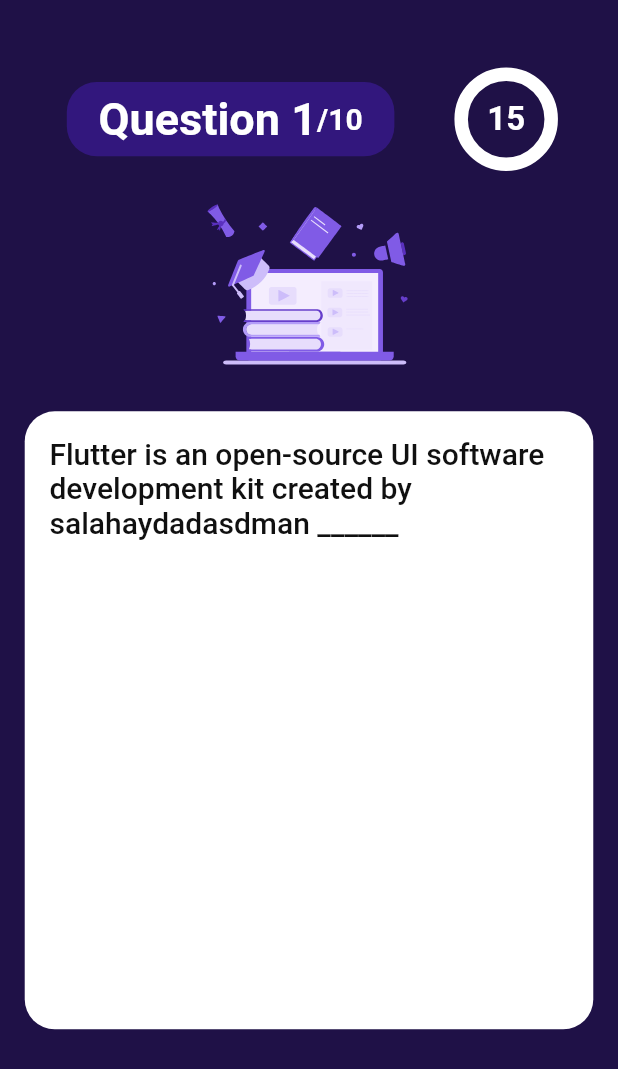
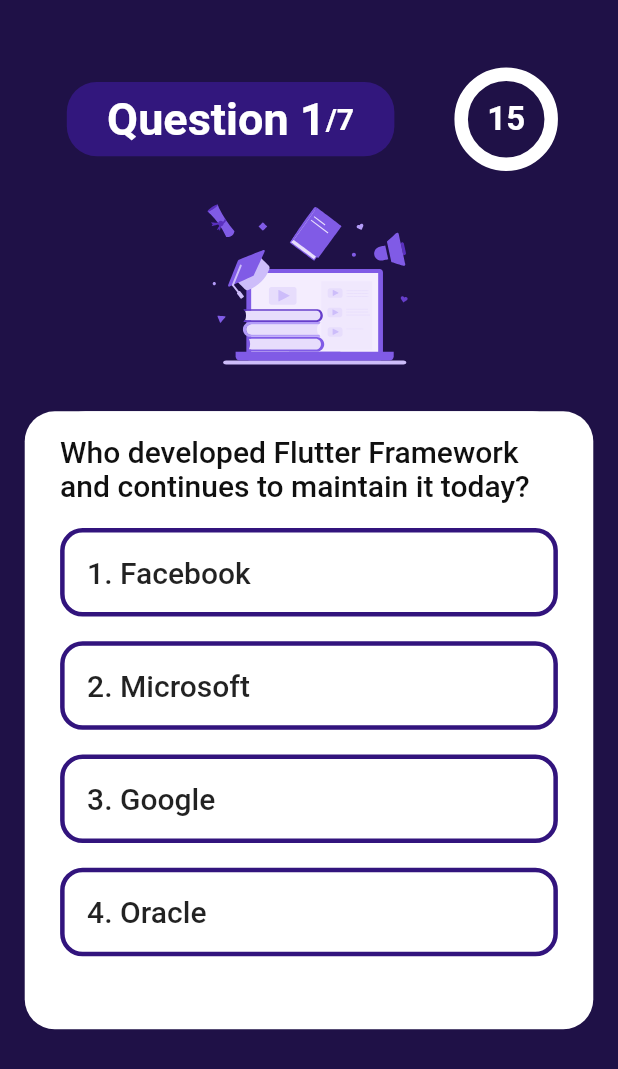
Before and after one commit to SSalahAyman/CodeCasa, a Flutter app: the QuizScreen screen opened directly, on a phone screen of 412 x 824 dp. Shown: the top 1069 px of the screen. Run offline on Flutter 3.47's test engine with Material 2 defaults, Android fonts, the phone set to English and light mode, and no system bars; our stand-ins replace animated_text_kit, get, lottie.

Commit message:
add answer options to quiz screen

```diff
--- a/quizapp/lib/components/quiz_screen/answer_option.dart
+++ b/quizapp/lib/components/quiz_screen/answer_option.dart
@@ -0,0 +1,77 @@
+import 'package:flutter/material.dart';
+import 'package:get/get.dart';
+import 'package:quizapp/controllers/quiz_controller.dart';
+
+class AnswerOption extends StatelessWidget {
+  const AnswerOption({
+    Key? key,
+    required this.text,
+    required this.index,
+    required this.questionId,
+    required this.onPressed,
+  }) : super(key: key);
+
+  final String text;
+  final int index;
+  final int questionId;
+  final Function() onPressed;
+
+  @override
+  Widget build(BuildContext context) {
+    return GetBuilder<QuizController>(
+      init: Get.find<QuizController>(),
+      builder: (controller) => InkWell(
+          onTap:
+              controller.checkIsQuestionAnswered(questionId) ? null : onPressed,
+          child: Container(
+            width: double.infinity,
+            decoration: BoxDecoration(
+              borderRadius: BorderRadius.circular(15),
+              border: Border.all(
+                width: 3,
+                color: controller.isPressed == false
+                    ? Color(0xff32147d)
+                    : controller.getColor(index),
+              ),
+            ),
+            child: Padding(
+              padding: const EdgeInsets.all(15.0),
+              child: Row(
+                mainAxisAlignment: MainAxisAlignment.spaceBetween,
+                children: [
+                  RichText(
+                    text: TextSpan(
+                        text: '${index + 1}. ',
+                        style: Theme.of(context).textTheme.titleLarge,
+                        children: [
+                          TextSpan(
+                            text: text,
+                            style: Theme.of(context).textTheme.titleLarge,
+                          ),
+                        ]),
+                  ),
+                  if (controller.checkIsQuestionAnswered(questionId) &&
+                      controller.selectAnswer == index)
+                    Container(
+                        width: 30,
+                        height: 30,
+                        padding: EdgeInsets.zero,
+                        alignment: Alignment.center,
+                        decoration: BoxDecoration(
+                            color: controller.getColor(index),
+                            border: Border.all(
+                              color: Colors.white,
+                              width: 3,
+                            ),
+                            shape: BoxShape.circle),
+                        child: Icon(
+                          controller.getIcon(index),
+                          color: Colors.white,
+                        ))
+                ],
+              ),
+            ),
+          )),
+    );
+  }
+}
--- a/quizapp/lib/components/quiz_screen/question_card.dart
+++ b/quizapp/lib/components/quiz_screen/question_card.dart
@@ -1,5 +1,6 @@
 import 'package:flutter/material.dart';
 import 'package:get/get.dart';
+import 'package:quizapp/controllers/quiz_controller.dart';
 import 'package:quizapp/models/question_model.dart';
 import 'answer_option.dart';
 
@@ -16,6 +17,8 @@
     width = MediaQuery.of(context).size.width;
     height = MediaQuery.of(context).size.height;
     return Container(
+      margin: EdgeInsets.symmetric(horizontal: width * 0.05),
+      padding: EdgeInsets.all(3),
       height: height * 0.5,
       width: width,
       decoration: BoxDecoration(
@@ -24,12 +27,36 @@
       ),
       child: Column(
         children: [
+          SizedBox(
+            height: height * 0.015,
+          ),
           Text(
             questionModel.question,
             style: Theme.of(context).textTheme.titleLarge!.copyWith(
-                  color: Color(0xFF101010),
+                  color: const Color(0xFF101010),
                 ),
           ),
+          SizedBox(
+            height: height * 0.02,
+          ),
+          ...List.generate(
+            questionModel.options.length,
+            (index) => Column(
+              children: [
+                AnswerOption(
+                    text: questionModel.options[index],
+                    index: index,
+                    questionId: questionModel.id,
+                    onPressed: () {
+                      Get.find<QuizController>()
+                          .checkAnswer(questionModel, index);
+                    }),
+                SizedBox(
+                  height: height * 0.02,
+                )
+              ],
+            ),
+          )
         ],
       ),
     );
--- a/quizapp/lib/controllers/quiz_controller.dart
+++ b/quizapp/lib/controllers/quiz_controller.dart
@@ -3,6 +3,7 @@
 import 'package:flutter/material.dart';
 import 'package:get/get.dart';
 import 'package:quizapp/models/question_model.dart';
+import 'package:quizapp/screens/result_screen.dart';
 import 'package:quizapp/screens/welcome_screen.dart';
 
 class QuizController extends GetxController {
@@ -14,73 +15,48 @@
   final List<QuestionModel> _questionsList = [
     QuestionModel(
       id: 1,
-      question: "Best Channel for Flutter ",
+      question:
+          "Who developed Flutter Framework and continues to maintain it today? ",
       answer: 2,
-      options: [
-        'Sec it',
-        'Sec it developer',
-        'sec it developers',
-        'mesh sec it '
-      ],
+      options: ['Facebook', 'Microsoft', 'Google ', 'Oracle'],
     ),
     QuestionModel(
       id: 2,
-      question: "Best State Mangment Ststem is ",
-      answer: 1,
-      options: ['BloC', 'GetX', 'Provider', 'riverPod'],
+      question: "When google release Flutter ",
+      answer: 2,
+      options: ['Jun 2017', 'Jun 2017', 'May 2017', 'May 2018'],
     ),
     QuestionModel(
       id: 3,
-      question: "Best Flutter dev",
-      answer: 2,
-      options: ['sherif', 'sherif ahmed', 'ahmed sherif', 'doc sherif'],
+      question:
+          "Which programming language is used to build Flutter applications?  ",
+      answer: 1,
+      options: ['Kotlin', 'Dart', 'Java', 'c++'],
     ),
     QuestionModel(
       id: 4,
-      question: "Sherif is",
-      answer: 1,
-      options: ['eng', 'Doc', 'eng/Doc', 'Doc/Eng'],
+      question: "How many types of widgets are there in Flutter?  ",
+      answer: 0,
+      options: ['2', '4', '3', '6'],
     ),
     QuestionModel(
       id: 5,
-      question: "Best Rapper in Egypt",
-      answer: 3,
-      options: ['Eljoker', 'Abyu', 'R3', 'All of the above'],
+      question:
+          "Access to a cloud database through Flutter is available through which service?",
+      answer: 1,
+      options: ['SQLite', 'Firebase Database', 'NOSQL', 'MYSQL'],
     ),
     QuestionModel(
       id: 6,
-      question: "Real Name of ahmed sherif",
-      answer: 2,
-      options: ['ahmed sherif', 'sherif', 'Haytham', 'NONE OF ABOVE'],
+      question: "which of these options works as state managment  ",
+      answer: 3,
+      options: ['BloC', 'GetX', 'Provider', 'All of the above'],
     ),
     QuestionModel(
       id: 7,
-      question: "Sherif love",
-      answer: 3,
-      options: ['Pharma', 'Micro', 'Medicnal', 'NONE OF ABOVE'],
-    ),
-    QuestionModel(
-      id: 8,
-      question: "hello",
-      answer: 3,
-      options: ['hello', 'hi', 'hola', 'Suiiiiiiiiiiii'],
-    ),
-    QuestionModel(
-      id: 9,
-      question: "Best Channel for Flutter ",
+      question: "A memory location that holds a single letter or number.",
       answer: 2,
-      options: [
-        'Sec it',
-        'Sec it developer',
-        'sec it developers',
-        'mesh sec it '
-      ],
-    ),
-    QuestionModel(
-      id: 10,
-      question: "Best State Mangment Ststem is ",
-      answer: 1,
-      options: ['BloC', 'GetX', 'Provider', 'riverPod'],
+      options: ['Double', 'Int', 'Char', 'Word'],
     ),
   ];
 
@@ -93,7 +69,7 @@
   //To check if the answer is pressed
   bool get isPressed => _isPressed;
 
-  double _numberOfQuestion = 1;
+  late double _numberOfQuestion = 1;
 
   double get numberOfQuestion => _numberOfQuestion;
 
@@ -181,17 +157,49 @@
       stopTimer();
     }
 
-    // if (pageController.page == _questionsList.length - 1) {
-    //   //------ go to result screen-----//
-    // } else {
-    //   _isPressed = false;
-    //   pageController.nextPage(
-    //       duration: const Duration(milliseconds: 500), curve: Curves.linear);
+    if (pageController.page == _questionsList.length - 1) {
+      Get.to(ResultScreen());
+      _numberOfQuestion = pageController.page! + 1;
+    } else {
+      _isPressed = false;
+      pageController.nextPage(
+          duration: const Duration(milliseconds: 500), curve: Curves.linear);
+      _numberOfQuestion = pageController.page! + 2;
 
-    //   startTimer();
-    // }
-    // _numberOfQuestion = pageController.page! + 2;
-    // update();
+      startTimer();
+    }
+
+    update();
+  }
+
+  /**
+   * this method used to show right and wrong color in answer option
+   */
+  Color getColor(int answerIndex) {
+    if (_isPressed) {
+      if (answerIndex == _correctAnswer) {
+        return Colors.green.shade700;
+      } else if (answerIndex == _selectAnswer &&
+          _correctAnswer != _selectAnswer) {
+        return Colors.red.shade700;
+      }
+    }
+    return Colors.white;
+  }
+
+  /**
+   * this method used to show right and wrong icon in answer option
+   */
+  IconData getIcon(int answerIndex) {
+    if (_isPressed) {
+      if (answerIndex == _correctAnswer) {
+        return Icons.done;
+      } else if (answerIndex == _selectAnswer &&
+          _correctAnswer != _selectAnswer) {
+        return Icons.close;
+      }
+    }
+    return Icons.close;
   }
 
   /**
@@ -233,6 +241,6 @@
     _countOfCorrectAnswers = 0;
     resetAnswer();
     _selectAnswer = null;
-    //--- navigate to welcome screen--//
+    Get.to(() => WelcomeScreen());
   }
 }
--- a/quizapp/lib/screens/quiz_screen.dart
+++ b/quizapp/lib/screens/quiz_screen.dart
@@ -2,6 +2,7 @@
 import 'package:get/get.dart';
 import 'package:lottie/lottie.dart';
 import 'package:quizapp/components/quiz_screen/progress_timer.dart';
+import 'package:quizapp/components/quiz_screen/question_card.dart';
 import 'package:quizapp/controllers/quiz_controller.dart';
 
 class QuizScreen extends StatelessWidget {
@@ -92,17 +93,16 @@
                   decoration: BoxDecoration(
                       borderRadius: BorderRadius.circular(20),
                       color: Colors.white),
-                    child: Padding(
-                      padding: EdgeInsets.only(
-                          left: width * 0.04, top: height * 0.02),
-                      child: Text(
-                        "Flutter is an open-source UI software development kit created by salahaydadasdman ______",
-                        style: Theme.of(context).textTheme.titleLarge!.copyWith(
-                              color: Color(0xFF101010),
+                  child: PageView.builder(
+                    itemCount: controller.questionsList.length,
+                    controller: controller.pageController,
+                    physics: const NeverScrollableScrollPhysics(),
+                    scrollDirection: Axis.horizontal,
+                    itemBuilder: (context, index) => QuestionCard(
+                        questionModel: controller.questionsList[index]),
                   ),
                 ),
-                    ),
-                  ))
+              )
             ],
           ),
         ),
```
Also changed, not shown: quizapp/lib/screens/result_screen.dart (added, +10 -0 lines), quizapp/lib/screens/welcome_screen.dart (+6 -5 lines). Lines whose indentation alone changed are shown as unchanged.
